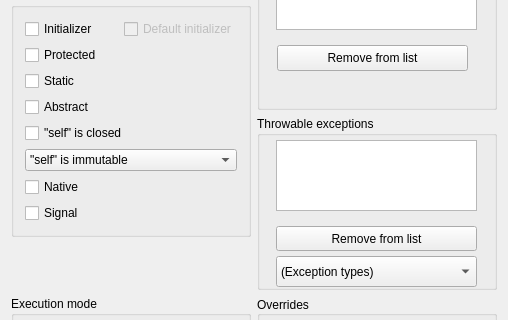
Old version of the form lavape/src/LavaPE_UI/idd_funcbox.ui in the repository berkus/lavape; both pictures show x 0 to 508 and y 177 to 497 of the 508 by 633 pixel window.
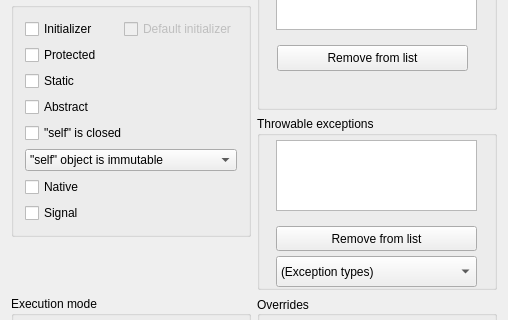
New version of the form.

Patch:
```diff
--- a/lavape/src/LavaPE_UI/idd_funcbox.ui
+++ b/lavape/src/LavaPE_UI/idd_funcbox.ui
@@ -309,7 +309,7 @@
            <widget class="QComboBox" name="ConstFunc" >
             <item>
              <property name="text" >
-              <string>"self" is immutable</string>
+              <string>"self" object is immutable</string>
              </property>
             </item>
             <item>
```
Left out of the diff: 2 changed lines with no effect on the pictures.
